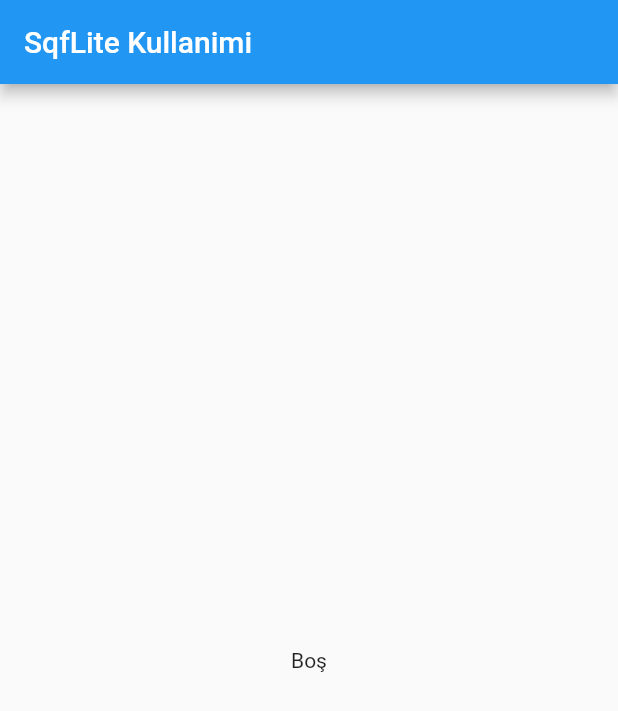
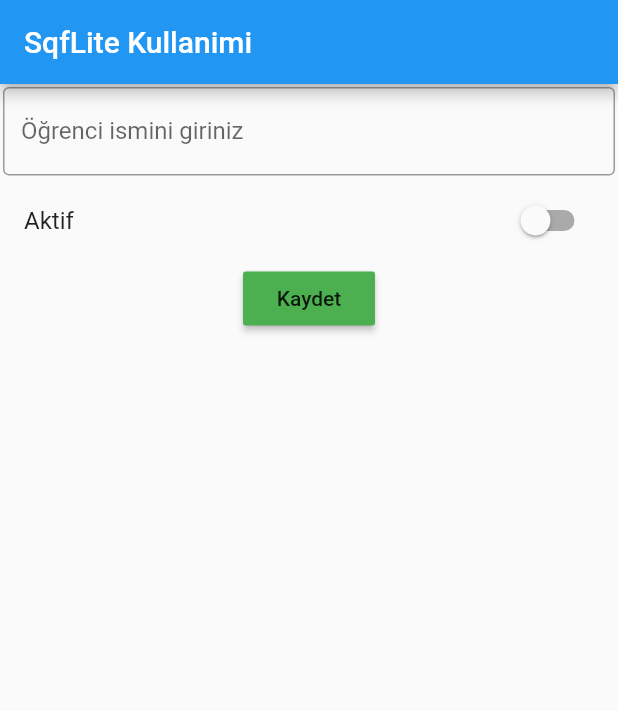
Before and after one commit to yagizgezer/flutter_storage_dersleri, a Flutter app: the screen it shows after launch, on a phone screen of 412 x 824 dp. Shown: the top 711 px of the screen. Run offline on Flutter 3.47's test engine with Material 2 defaults, Android fonts, the phone set to English and light mode, and no system bars; our stand-ins replace shared_preferences, sqflite; accounts and stored records are empty.

Commit message:
Ogrenci Eklenmesi ve Listelenmesi

```diff
--- a/lib/model/ogrenci.dart
+++ b/lib/model/ogrenci.dart
@@ -36,7 +36,7 @@ class Ogrenci{
   Ogrenci.fromMap(Map<String, dynamic> map){
     this._id = map['id'];
     this._isim = map['ad_soyad'];
-    this._aktif = map['aktif'];
+    this._aktif = map['aktif'] == "1" ? true : false;
   }
 
   @override
--- a/lib/sqlflite_islemleri.dart
+++ b/lib/sqlflite_islemleri.dart
@@ -9,22 +9,116 @@ class SqfliteIslemleri extends StatefulWidget {
 }
 
 class _SqfliteIslemleriState extends State<SqfliteIslemleri> {
-
   DatabaseHelper databaseHelper;
+  var formKey = GlobalKey<FormState>();
+  String isim = "";
+  bool aktiflik = false;
+  List<Ogrenci> tumOgrenciListesi;
 
   @override
   void initState() {
-    // TODO: implement initState
     super.initState();
-
+    tumOgrenciListesi = List<Ogrenci>();
+    databaseHelper = DatabaseHelper();
+    databaseHelper.tumOgrenciler().then((mapListesi) {
+      for (Map okunanMap in mapListesi) {
+        tumOgrenciListesi.add(Ogrenci.fromMap(okunanMap));
+      }
+      setState(() {});
+    });
   }
 
   @override
   Widget build(BuildContext context) {
     return Scaffold(
-      appBar: AppBar(title: Text("SqfLite Kullanimi"),),
-      body: Center(child: Text("Boş"),),
+      appBar: AppBar(
+        title: Text("SqfLite Kullanimi"),
+      ),
+      body: Container(
+        child: Column(
+          children: <Widget>[
+            Form(
+              key: formKey,
+              child: Column(
+                children: <Widget>[
+                  Padding(
+                    padding: const EdgeInsets.all(2.0),
+                    child: TextFormField(
+                      decoration: InputDecoration(
+                        labelText: "Öğrenci ismini giriniz",
+                        border: OutlineInputBorder(),
+                      ),
+                      validator: (girilenDeger) {
+                        if (girilenDeger.length < 3) {
+                          return "En az 3 karakter giriniz";
+                        }
+                      },
+                      onSaved: (girilenIsim) {
+                        isim = girilenIsim;
+                      },
+                    ),
+                  ),
+                  SwitchListTile(
+                    title: Text(
+                      "Aktif",
+                    ),
+                    value: aktiflik,
+                    onChanged: (aktifMi) {
+                      setState(() {
+                        aktiflik = aktifMi;
+                      });
+                    },
+                  ),
+                ],
+              ),
+            ),
+            Row(
+              mainAxisAlignment: MainAxisAlignment.spaceEvenly,
+              children: <Widget>[
+                RaisedButton(
+                  child: Text("Kaydet"),
+                  color: Colors.green,
+                  onPressed: () {
+
+                    if(formKey.currentState.validate()){
+
+                      formKey.currentState.save();
+                      _ogrenciEkle(Ogrenci(isim,aktiflik));
+                    }
+
+
+                  },
+                ),
+              ],
+            ),
+            Expanded(
+              child: ListView.builder(
+                  itemCount: tumOgrenciListesi.length,
+                  itemBuilder: (context, index) {
+                    return Card(
+                      color: tumOgrenciListesi[index].aktif == true ? Colors.green.shade200 : Colors.red.shade200,
+                      child: ListTile(
+                        title: Text(tumOgrenciListesi[index].isim),
+                        subtitle: Text(tumOgrenciListesi[index].id.toString()),
+                      ),
+                    );
+                  }),
+            ),
+          ],
+        ),
+      ),
     );
   }
 
+   _ogrenciEkle(Ogrenci ogrenci) async{
+
+    await databaseHelper.ogrenciEkle(ogrenci).then((eklenenInt){
+
+      setState(() {
+        ogrenci.id=eklenenInt;
+        tumOgrenciListesi.insert(0, ogrenci);
+      });
+    });
+
+  }
 }
```
